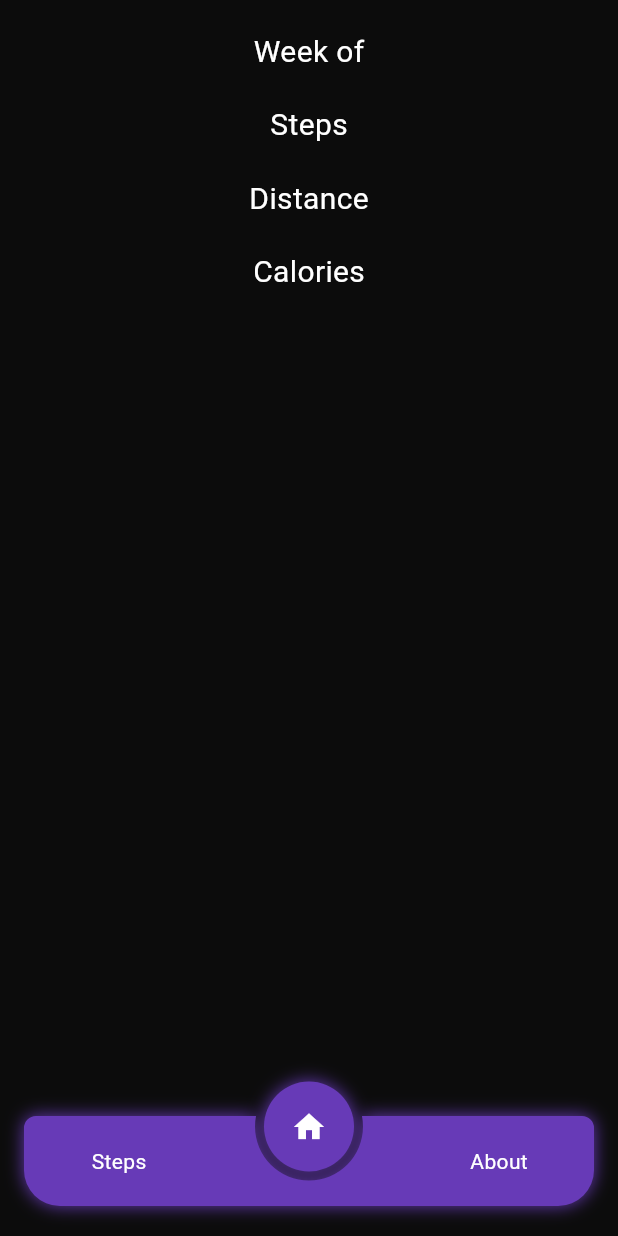
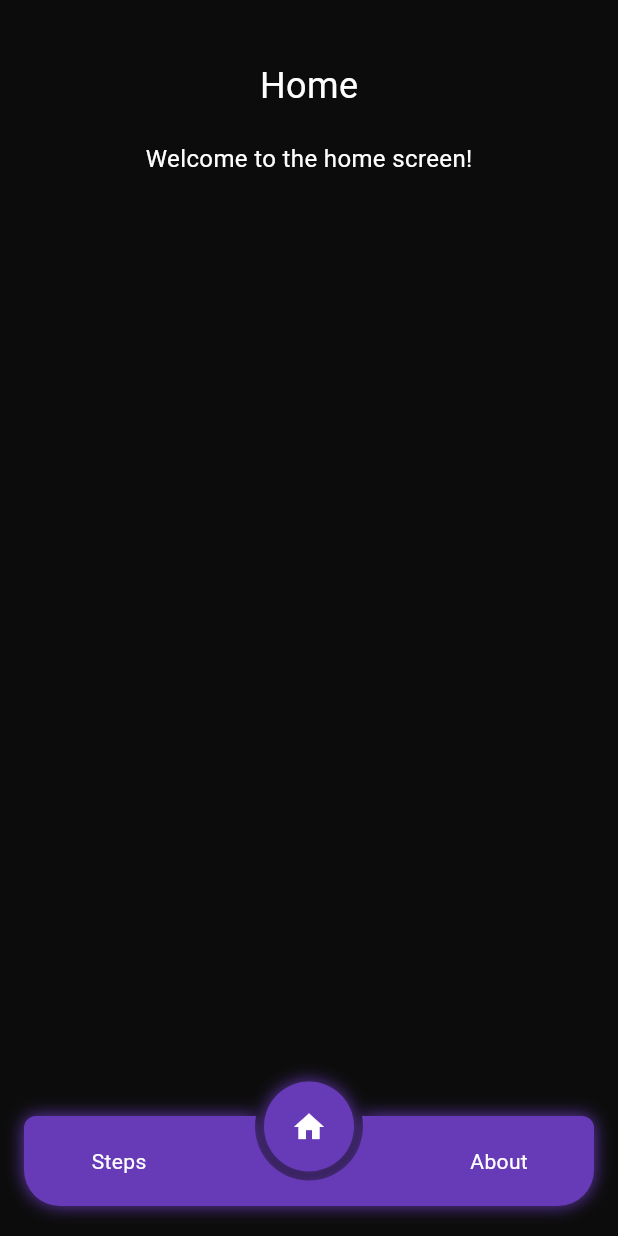
Before and after one commit to bjarnet3/purdy, a Flutter app: the screen it shows after launch, on a phone screen of 412 x 824 dp. Run offline on Flutter 3.47's test engine with Material 3 defaults, Android fonts, the phone set to English and light mode, and no system bars; drawn by our look-alikes of circle_nav_bar; our stand-ins replace flutter_hooks, hooks_riverpod, pedometer, percent_indicator, permission_handler.

Commit message:
scrollview & screenHeight

```diff
--- a/lib/screens/home.dart
+++ b/lib/screens/home.dart
@@ -6,49 +6,56 @@ class Home extends HookConsumerWidget {
 
   @override
   Widget build(BuildContext context, WidgetRef ref) {
-    DateTime now = DateTime.now();
-    // Start of the week - Monday
-    DateTime fromDate = now.subtract(Duration(days: now.weekday - 1));
-    // End of the week - Sunday
-    DateTime toDate =
-        now.add(Duration(days: DateTime.daysPerWeek - now.weekday));
-
     return Container(
       padding: const EdgeInsets.all(20),
       width: double.infinity,
       height: double.infinity,
       color: const Color.fromARGB(255, 12, 12, 12),
+      child: CustomScrollView(
+        slivers: <Widget>[
+          // SliverAppBar(
+          //   title: Text('Home'),
+          //   floating: true,
+          //   expandedHeight: 200,
+          //   flexibleSpace: Container(
+          //     decoration: BoxDecoration(
+          //       gradient: LinearGradient(
+          //         begin: Alignment.topCenter,
+          //         end: Alignment.bottomCenter,
+          //         colors: <Color>[
+          //           Color.fromARGB(255, 12, 12, 12),
+          //           Color.fromARGB(255, 12, 12, 12),
+          //         ],
+          //       ),
+          //     ),
+          //   ),
+          // ),
+          SliverList(
+            delegate: SliverChildListDelegate(
+              <Widget>[
+                Container(
+                  padding: const EdgeInsets.all(20),
                   child: const Column(
                     children: <Widget>[
                       Text(
-            'Week of',
+                        'Home',
                         style: TextStyle(
                           color: Colors.white,
-              fontSize: 20,
+                          fontSize: 24,
                         ),
                       ),
                       SizedBox(height: 20),
                       Text(
-            'Steps',
+                        'Welcome to the home screen!',
                         style: TextStyle(
                           color: Colors.white,
-              fontSize: 20,
+                          fontSize: 16,
                         ),
                       ),
-          SizedBox(height: 20),
-          Text(
-            'Distance',
-            style: TextStyle(
-              color: Colors.white,
-              fontSize: 20,
+                    ],
                   ),
                 ),
-          SizedBox(height: 20),
-          Text(
-            'Calories',
-            style: TextStyle(
-              color: Colors.white,
-              fontSize: 20,
+              ],
             ),
           ),
         ],
```
Also changed, not shown: lib/screens/steps.dart (+52 -32 lines). Lines whose indentation alone changed are shown as unchanged.
